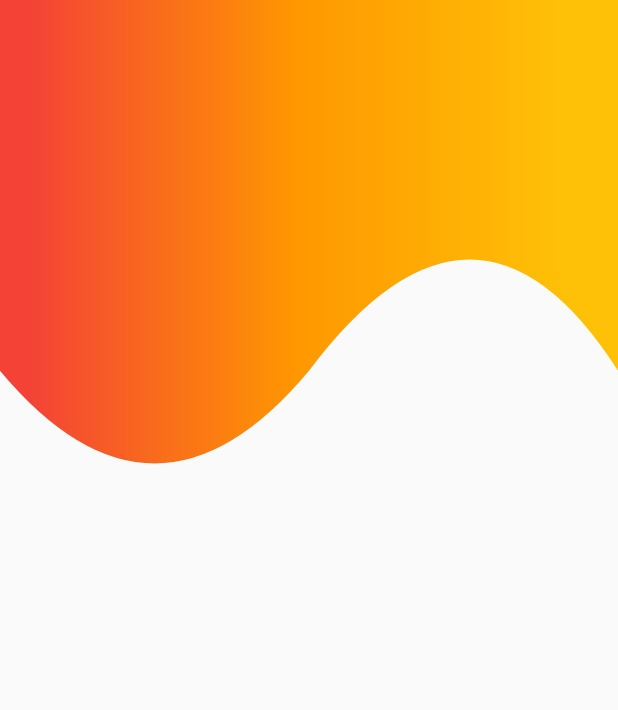
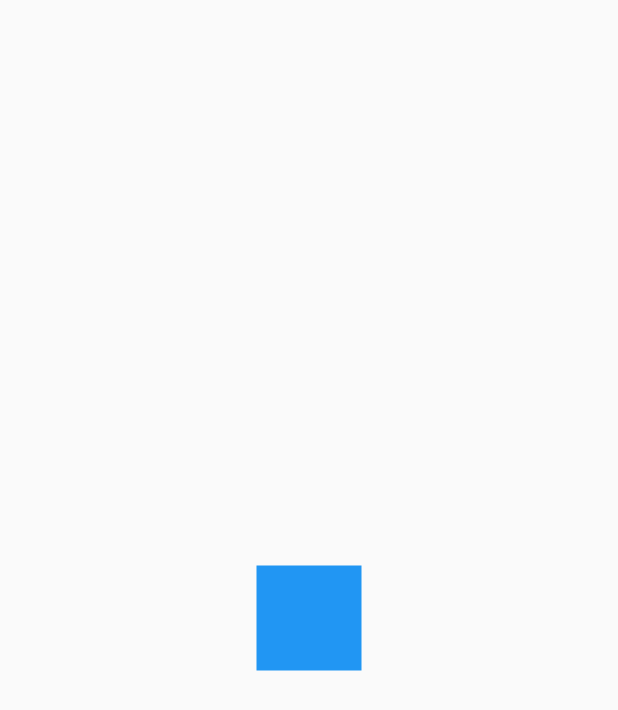
Before and after one commit to andreesgarcia2013/fl_boxes, a Flutter app: the screen it shows after launch, on a phone screen of 412 x 824 dp. Shown: the top 710 px of the screen. Run offline on Flutter 3.47's test engine with Material 2 defaults, Android fonts, the phone set to English and light mode, and no system bars.

Commit message:
Seccion 3 finalizada

```diff
--- /dev/null
+++ b/lib/challenge/cuadrado_animado_screen.dart
@@ -0,0 +1,93 @@
+import 'package:flutter/material.dart';
+
+class CuadradoAnimadoScreen extends StatelessWidget {
+
+  const CuadradoAnimadoScreen({Key? key}) : super(key: key);
+
+  @override
+  Widget build(BuildContext context) {
+    return Scaffold(
+      body: Center(
+         child: _CuadradoAnimado(),
+      ),
+    );
+  }
+}
+
+class _CuadradoAnimado extends StatefulWidget {
+  const _CuadradoAnimado({
+    super.key,
+  });
+
+  @override
+  State<_CuadradoAnimado> createState() => _CuadradoAnimadoState();
+}
+
+class _CuadradoAnimadoState extends State<_CuadradoAnimado> with  SingleTickerProviderStateMixin {
+
+  late AnimationController controller;
+  late Animation<double> moverDerecha;
+  late Animation<double> moverIzquierda;
+  late Animation<double> moverArriba;
+  late Animation<double> moverAbajo;
+
+  @override
+  void initState() {
+    controller=new AnimationController(
+      vsync: this,
+      duration: Duration(milliseconds:4000 )
+    );
+
+    moverDerecha=Tween(begin: 0.0, end: 150.0).animate(
+      CurvedAnimation(parent: controller, curve: Interval(0, 0.25, curve: Curves.bounceOut))
+    );
+
+    moverArriba=Tween(begin: 0.0, end: -150.0).animate(
+      CurvedAnimation(parent: controller, curve: Interval(0.25, 0.5, curve: Curves.bounceOut))
+    );
+
+    moverIzquierda=Tween(begin: 0.0, end: -150.0).animate(
+      CurvedAnimation(parent: controller, curve: Interval(0.5, 0.75, curve: Curves.bounceOut))
+    );
+
+    moverAbajo=Tween(begin: 0.0, end: -150.0).animate(
+      CurvedAnimation(parent: controller, curve: Interval(0.75, 1.0, curve: Curves.bounceOut))
+    );
+    // TODO: implement initState
+    super.initState();
+  }
+
+  @override
+  void dispose() {
+    controller.dispose();
+    // TODO: implement dispose
+    super.dispose();
+  }
+  @override
+  Widget build(BuildContext context) {
+    controller.forward();
+    return AnimatedBuilder(
+      animation: controller,
+      child: _Rectangulo(),
+      builder: (context, child) {
+        return Transform.translate(
+          offset: Offset(moverDerecha.value+moverIzquierda.value, moverArriba.value-moverAbajo.value),
+          child: child,
+        );
+      },
+    );
+  }
+}
+
+class _Rectangulo extends StatelessWidget {
+    @override
+    Widget build(BuildContext context) {
+    return Container(
+       width: 70,
+       height: 70,
+       decoration: BoxDecoration(
+         color: Colors.blue
+       ),
+     );
+   }
+}
--- a/lib/main.dart
+++ b/lib/main.dart
@@ -1,4 +1,5 @@
-import 'package:fl_boxes/pages/header_screen.dart';
+import 'package:fl_boxes/challenge/cuadrado_animado_screen.dart';
+import 'package:fl_boxes/pages/animated_screen.dart';
 import 'package:flutter/material.dart';
 
 void main() => runApp(const MyApp());
@@ -11,7 +12,7 @@ class MyApp extends StatelessWidget {
     return MaterialApp(
       debugShowCheckedModeBanner: false,
       title: 'Material App',
-      home: HeaderScreen()
+      home: CuadradoAnimadoScreen()
     );
   }
 }
```
Also changed, not shown: lib/pages/animated_screen.dart (added, +106 -0 lines), lib/widgets/rectangulo.dart (added, +14 -0 lines), pubspec.lock, 1 other file.
